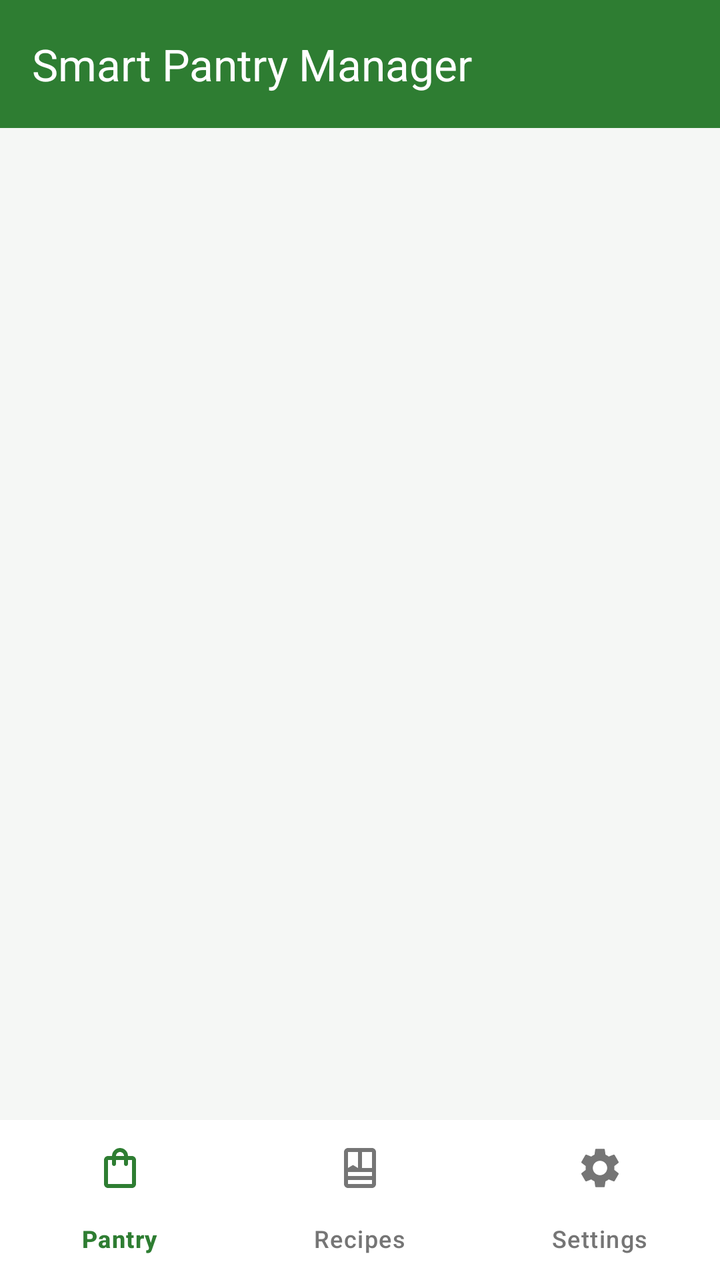
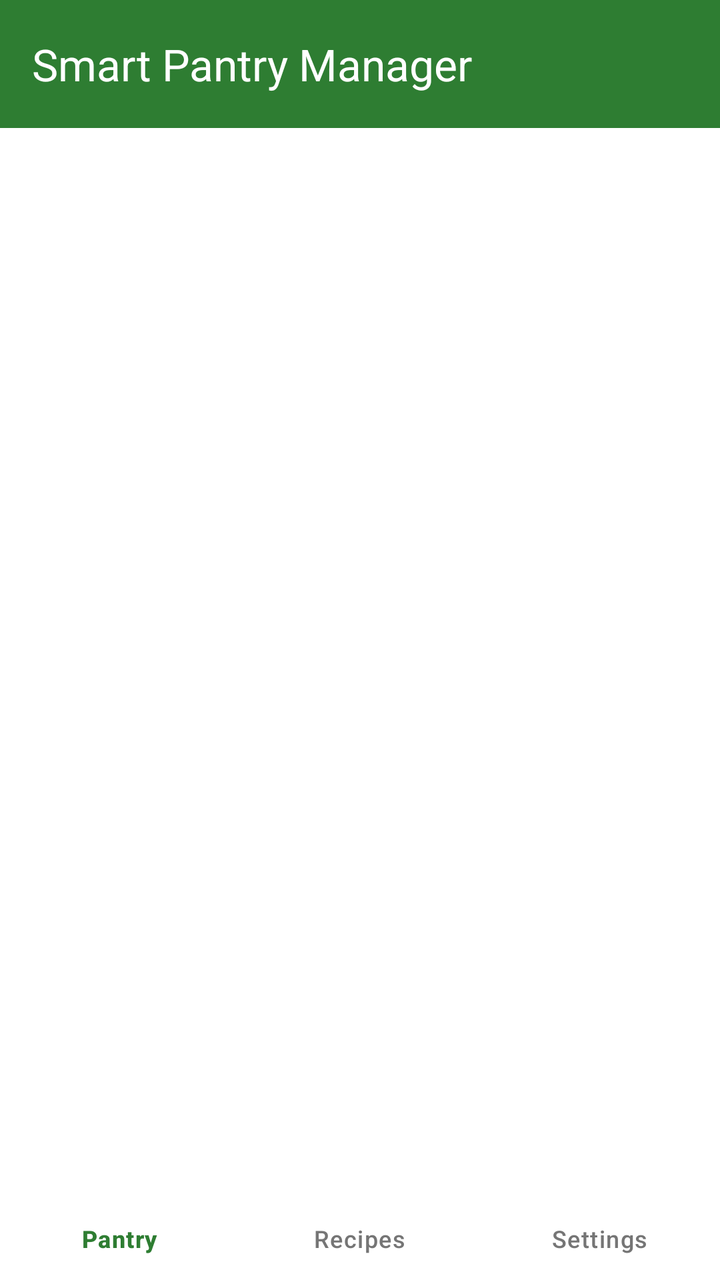

Compare the two renders of this Android layout. The source of the first and the diff that turns it into the second are given below.
<!-- AndroidManifest.xml: application theme Theme._402312338MAD -->
<!-- res/layout/activity_main.xml -->
<?xml version="1.0" encoding="utf-8"?>
<RelativeLayout xmlns:android="http://schemas.android.com/apk/res/android"
    xmlns:app="http://schemas.android.com/apk/res-auto"
    android:id="@+id/main"
    android:layout_width="match_parent"
    android:layout_height="match_parent"
    android:background="@color/background">

    <com.google.android.material.appbar.MaterialToolbar
        android:id="@+id/toolbar"
        android:layout_width="match_parent"
        android:layout_height="?attr/actionBarSize"
        android:layout_alignParentTop="true"
        android:background="@color/primary"
        android:elevation="4dp"
        app:title="@string/app_name"
        app:titleTextColor="@color/white" />

    <FrameLayout
        android:id="@+id/fragment_container"
        android:layout_width="match_parent"
        android:layout_height="match_parent"
        android:layout_above="@id/bottom_navigation"
        android:layout_below="@id/toolbar" />

    <com.google.android.material.bottomnavigation.BottomNavigationView
        android:id="@+id/bottom_navigation"
        android:layout_width="match_parent"
        android:layout_height="wrap_content"
        android:layout_alignParentBottom="true"
        android:background="@color/surface"
        android:elevation="8dp"
        app:itemIconTint="@color/bottom_nav_color_state"
        app:itemTextColor="@color/bottom_nav_color_state"
        app:menu="@menu/bottom_nav_menu" />

</RelativeLayout>
<!-- resources referenced by this layout -->
<resources>
  <color name="background">#F5F7F5</color>
  <color name="primary">#2E7D32</color>
  <color name="surface">#FFFFFF</color>
  <color name="white">#FFFFFFFF</color>
  <string name="app_name">Smart Pantry Manager</string>
  <style name="Theme._402312338MAD" parent="Base.Theme._402312338MAD" />
  <style name="Base.Theme._402312338MAD" parent="Theme.Material3.DayNight.NoActionBar">
          
          
      </style>
</resources>

<!-- the commit's change to res/layout/activity_main.xml (unified diff, before → after) -->
@@ -26,7 +26,7 @@
     <com.google.android.material.bottomnavigation.BottomNavigationView
         android:id="@+id/bottom_navigation"
         android:layout_width="match_parent"
-        android:layout_height="wrap_content"
+        android:layout_height="match_parent"
         android:layout_alignParentBottom="true"
         android:background="@color/surface"
         android:elevation="8dp"
